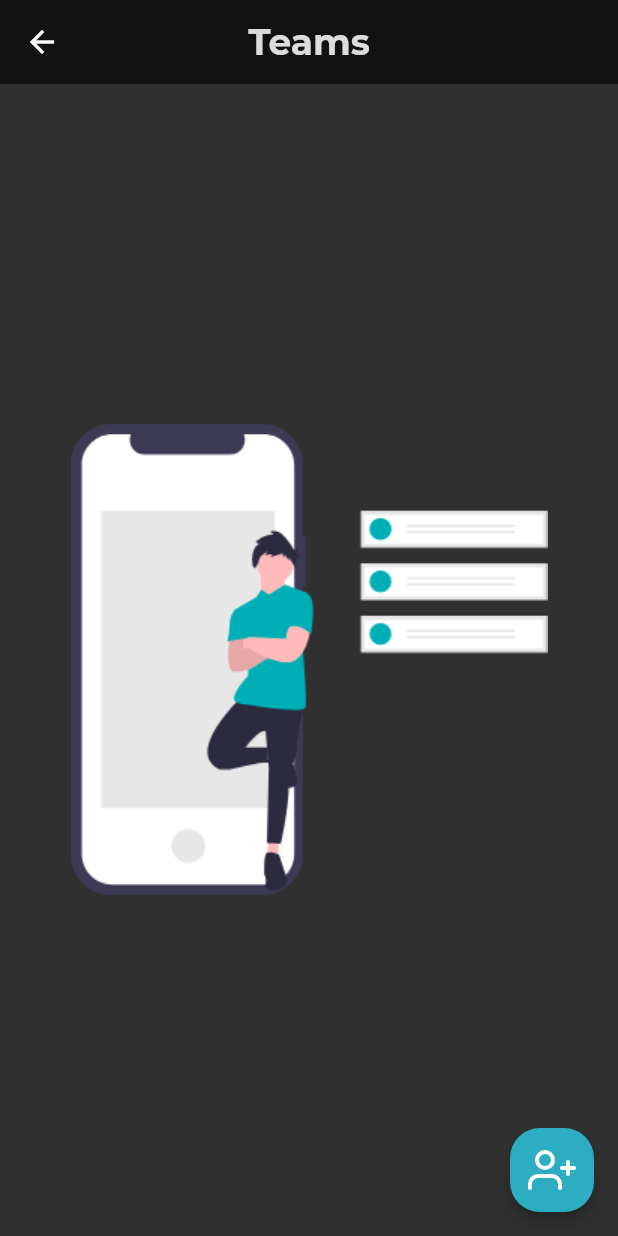
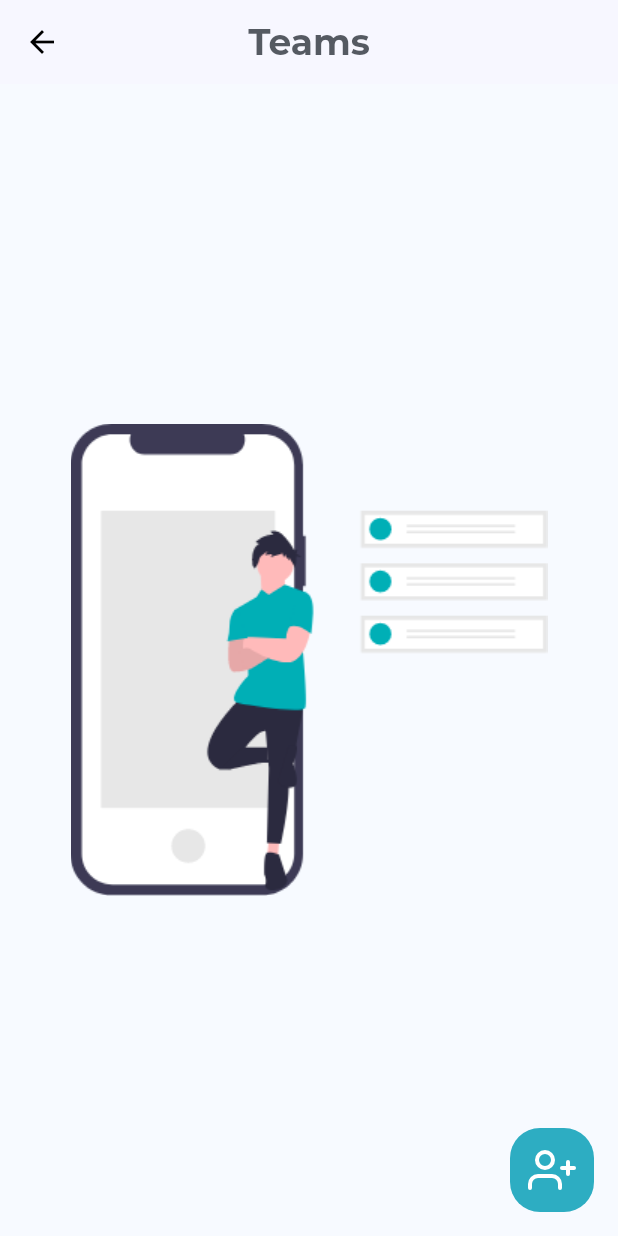
Before and after one commit to Runbhumi/Runbhumi, a Flutter app: the TeamsList screen opened directly, on a phone screen of 412 x 824 dp. Run offline on Flutter 3.47's test engine with Material 2 defaults, Android fonts, the phone set to English and light mode, and no system bars; our stand-ins replace bubble_tab_indicator, cloud_firestore, datetime_picker_formfield, firebase_auth, firebase_core, firebase_storage and 6 more; missing offline and left inert: connectivity_widget; accounts and stored records are empty; project files that could hold a hidden picture were left out.

Commit message:
defalut white theme

```diff
--- a/lib/utils/theme_config.dart
+++ b/lib/utils/theme_config.dart
@@ -130,8 +130,8 @@ class ThemeNotifier extends ChangeNotifier {
     ),
   ];
 
-  MyTheme _current = MyTheme.Dark;
-  ThemeData _currentTheme = themes[1];
+  MyTheme _current = MyTheme.Light;
+  ThemeData _currentTheme = themes[0];
 
   set currentTheme(theme) {
     if (theme != null) {
```
